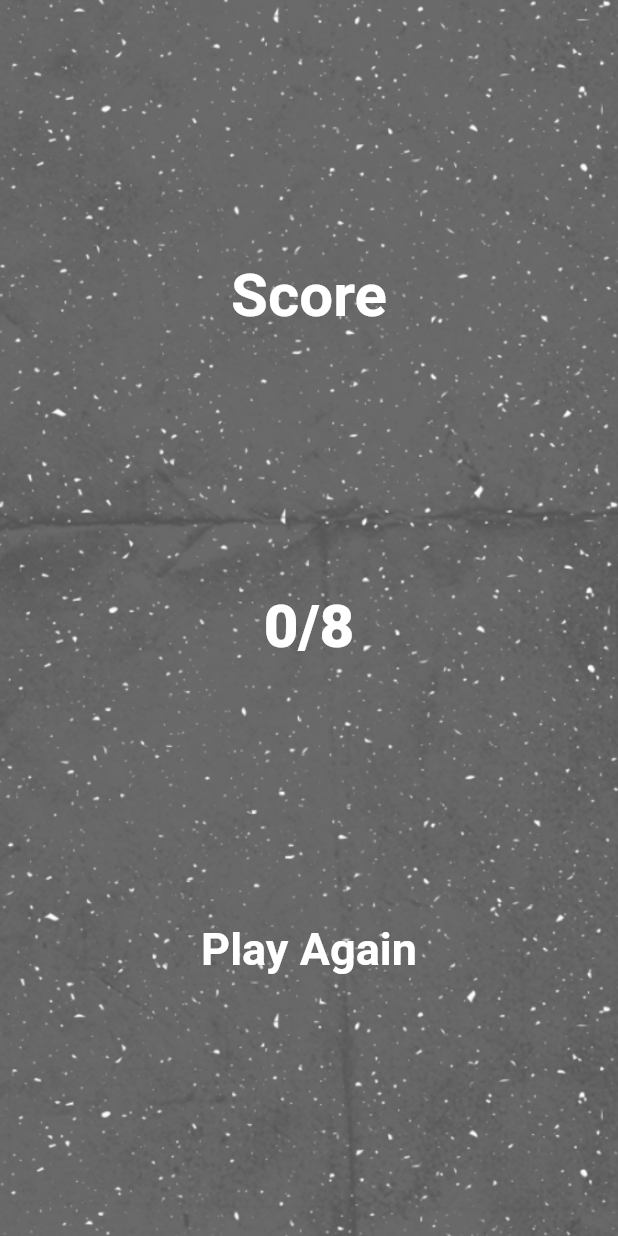
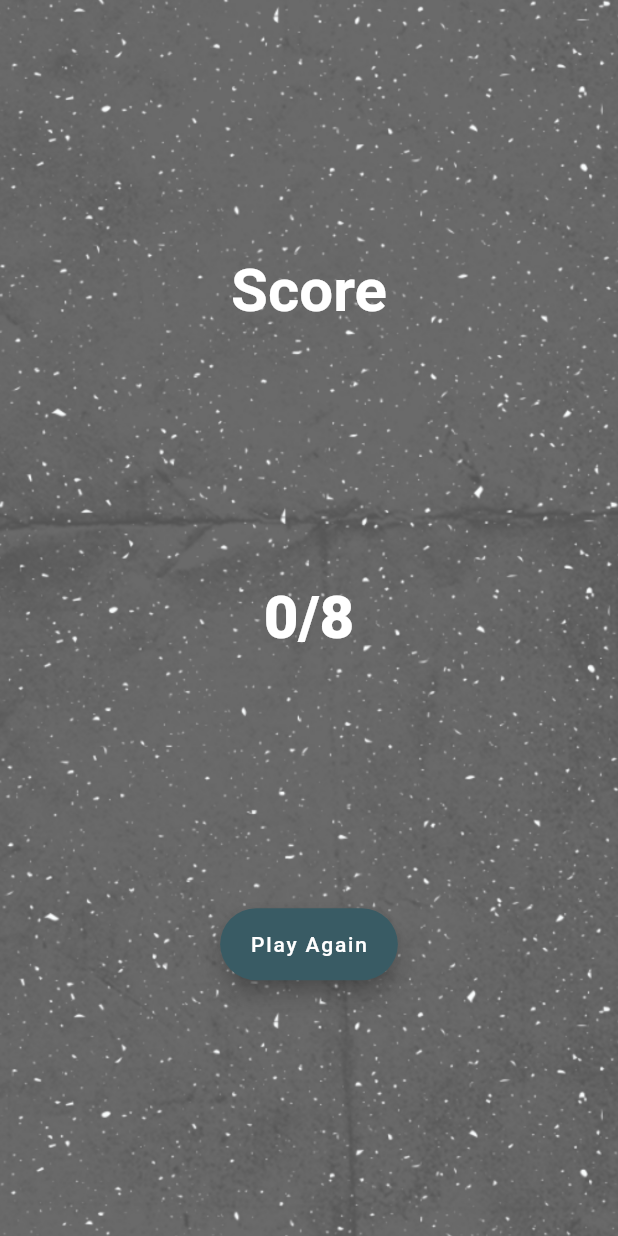
Before and after one commit to dumasrobert13/new_quiz_app, a Flutter app: the ScoreScreen screen opened directly, on a phone screen of 412 x 824 dp. Run offline on Flutter 3.47's test engine with Material 2 defaults, Android fonts, the light colour scheme and no system bars; our stand-ins replace get.

Commit message:
fix the bug in score

```diff
--- a/lib/controllers/question_controller.dart
+++ b/lib/controllers/question_controller.dart
@@ -1,6 +1,5 @@
 // ignore_for_file: prefer_const_constructors
 
-import 'package:flutter/animation.dart';
 import 'package:flutter/cupertino.dart';
 import 'package:get/get.dart';
 import 'package:new_quiz_app/models/questions.dart';
@@ -13,9 +12,9 @@ class QuestionController extends GetxController
   Animation get animation => _animation;
 
   late PageController _pageController;
-  PageController get pageController => this._pageController;
+  PageController get pageController => _pageController;
 
-  List<Question> _questions = sample_data
+  final List<Question> _questions = sample_data
       .map(
         (question) => Question(
             id: question['id'],
@@ -25,22 +24,22 @@ class QuestionController extends GetxController
       )
       .toList();
 
-  List<Question> get questions => this._questions;
+  List<Question> get questions => _questions;
 
   bool _isAnswered = false;
-  bool get isAnswered => this._isAnswered;
+  bool get isAnswered => _isAnswered;
 
-  int? _correctAns;
-  int? get correctAns => _correctAns ?? 0;
+  late int _correctAns;
+  int get correctAns => _correctAns;
 
   late int _selectedAns;
-  int get selectedAns => this._selectedAns;
+  int get selectedAns => _selectedAns;
 
-  RxInt _questionNumber = 1.obs;
-  RxInt get questionNumber => this._questionNumber;
+  final RxInt _questionNumber = 1.obs;
+  RxInt get questionNumber => _questionNumber;
 
   late int _numOfCorrectAns = 0;
-  int get numOfCorrectAns => this._numOfCorrectAns;
+  int get numOfCorrectAns => _numOfCorrectAns;
 
   @override
   void onInit() {
--- a/lib/models/questions.dart
+++ b/lib/models/questions.dart
@@ -1,3 +1,4 @@
+
 class Question {
   final int id, answer;
   final String question;
@@ -10,8 +11,9 @@ class Question {
       required this.options});
 }
 
-// ignore: constant_identifier_names
-const List sample_data = [
+
+// ignore: non_constant_identifier_names
+List sample_data = [
   {
     "id": 1,
     "question": "Balong  malalim, puno ng patalim",
--- a/lib/screens/quiz/components/body.dart
+++ b/lib/screens/quiz/components/body.dart
@@ -13,6 +13,7 @@ class Body extends StatelessWidget {
 
   @override
   Widget build(BuildContext context) {
+    // ignore: no_leading_underscores_for_local_identifiers
     QuestionController _questionController = Get.put(QuestionController());
     return Stack(
       children: [
--- a/lib/screens/quiz/components/question_card.dart
+++ b/lib/screens/quiz/components/question_card.dart
@@ -16,6 +16,7 @@ class QuestionCard extends StatelessWidget {
 
   @override
   Widget build(BuildContext context) {
+    // ignore: no_leading_underscores_for_local_identifiers
     QuestionController _controller = Get.put(QuestionController());
     return Container(
       margin: EdgeInsets.symmetric(horizontal: 20),
--- a/lib/screens/score/score_screen.dart
+++ b/lib/screens/score/score_screen.dart
@@ -1,3 +1,5 @@
+// ignore_for_file: prefer_const_constructors
+
 import 'package:flutter/material.dart';
 import 'package:get/get.dart';
 import 'package:new_quiz_app/controllers/question_controller.dart';
@@ -8,6 +10,7 @@ class ScoreScreen extends StatelessWidget {
 
   @override
   Widget build(BuildContext context) {
+    // ignore: no_leading_underscores_for_local_identifiers
     QuestionController _qnController = Get.put(QuestionController());
     return Scaffold(
       body: Stack(
@@ -33,24 +36,20 @@ class ScoreScreen extends StatelessWidget {
               ),
               Spacer(),
               Text(
-                "${_qnController.correctAns}/${_qnController.questions.length}",
+                "${_qnController.numOfCorrectAns}/${_qnController.questions.length}",
                 style: TextStyle(
                   fontWeight: FontWeight.w800,
                   fontSize: 40,
                 ),
               ),
               Spacer(),
-              GestureDetector(
-                onTap: () => Get.to(() => WelcomeScreen()),
-                child: Container(
-                  child: Text(
-                    "Play Again",
-                    style: TextStyle(
-                      fontWeight: FontWeight.bold,
-                      fontSize: 30,
-                    ),
-                  ),
+              FloatingActionButton.extended(
+                onPressed: () => Get.to(() => WelcomeScreen()),
+                label: Text(
+                  "Play Again",
+                  style: TextStyle(color: Colors.white),
                 ),
+                backgroundColor: Color(0xff395B64),
               ),
               Spacer(),
             ],
```
